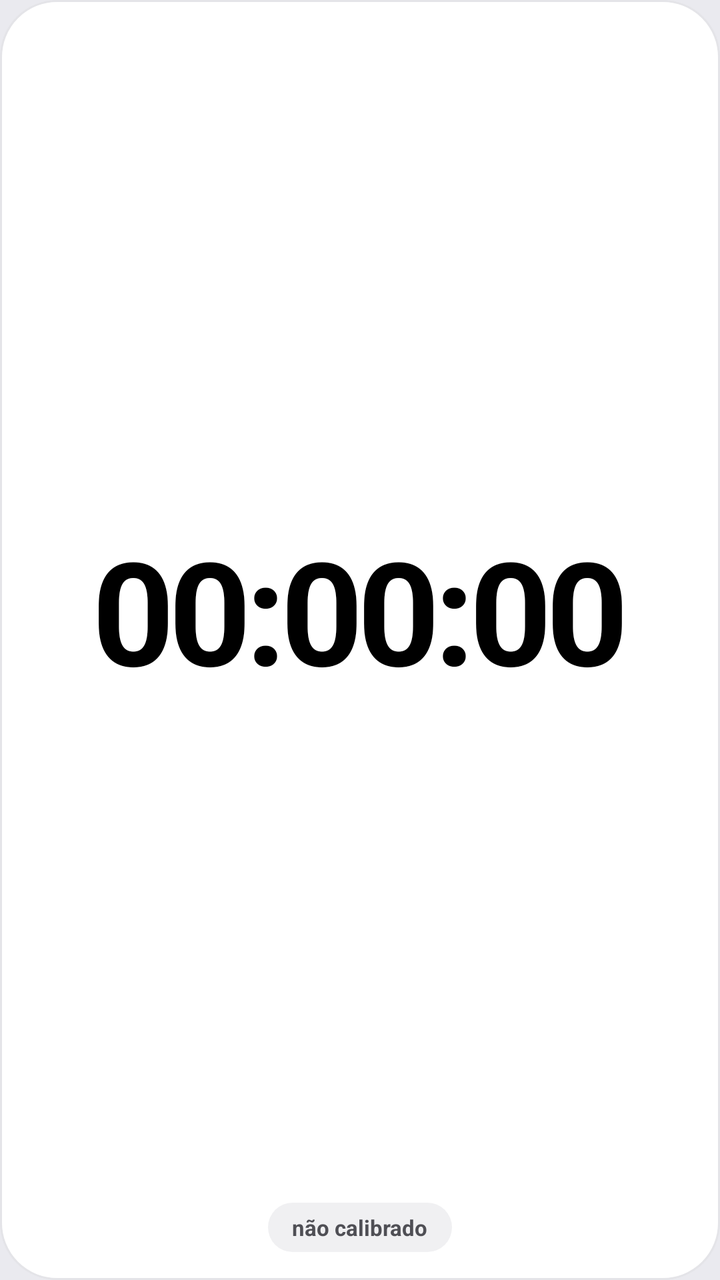
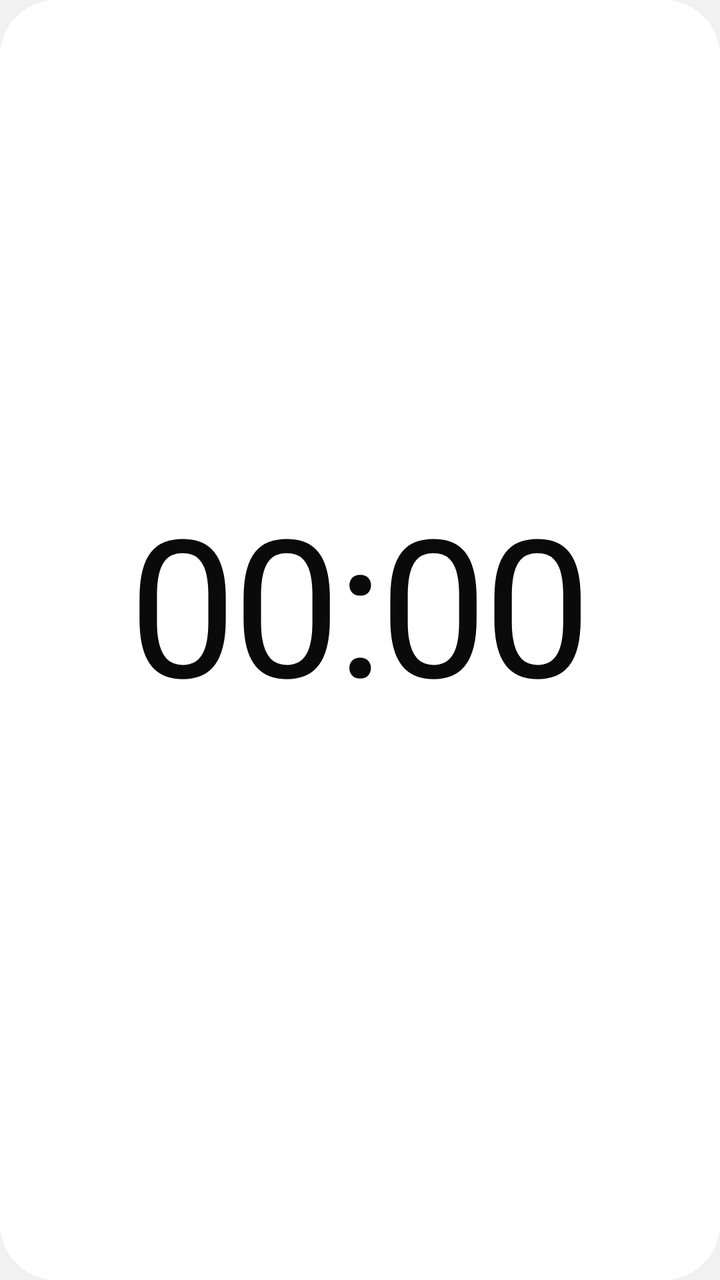

Two renders of the same Android screen: before a commit and after it. Below are the layout's source before the change and the commit's diff.
<!-- AndroidManifest.xml: application theme Theme.ClockSchool -->
<!-- res/layout/widget_clock.xml -->
<?xml version="1.0" encoding="utf-8"?>
<LinearLayout xmlns:android="http://schemas.android.com/apk/res/android"
    android:id="@+id/widgetRoot"
    android:layout_width="match_parent"
    android:layout_height="match_parent"
    android:background="@drawable/bg_widget_card"
    android:gravity="center"
    android:orientation="vertical"
    android:paddingStart="18dp"
    android:paddingEnd="18dp"
    android:paddingTop="14dp"
    android:paddingBottom="14dp">

    <TextClock
        android:id="@+id/widgetTime"
        android:layout_width="match_parent"
        android:layout_height="0dp"
        android:layout_weight="1"
        android:autoSizeMaxTextSize="72sp"
        android:autoSizeMinTextSize="22sp"
        android:autoSizeTextType="uniform"
        android:format12Hour="HH:mm:ss"
        android:format24Hour="HH:mm:ss"
        android:gravity="center"
        android:letterSpacing="-0.04"
        android:maxLines="1"
        android:textColor="@color/widget_text"
        android:textStyle="bold" />

    <TextView
        android:id="@+id/widgetSubtitle"
        android:layout_width="wrap_content"
        android:layout_height="wrap_content"
        android:layout_marginTop="6dp"
        android:background="@drawable/bg_widget_pill"
        android:paddingStart="12dp"
        android:paddingEnd="12dp"
        android:paddingTop="5dp"
        android:paddingBottom="5dp"
        android:text="não calibrado"
        android:textColor="@color/widget_pill_text"
        android:textSize="11sp"
        android:textStyle="bold" />

</LinearLayout>
<!-- resources referenced by this layout -->
<resources>
  <color name="widget_pill_text">#4F4F55</color>
  <color name="widget_text">#000000</color>
  <!-- drawable bg_widget_card (drawable) -->
  <?xml version="1.0" encoding="utf-8"?>
  <shape xmlns:android="http://schemas.android.com/apk/res/android">
      <solid android:color="@color/widget_card" />
      <corners android:radius="28dp" />
      <stroke android:width="1dp" android:color="@color/widget_stroke" />
  </shape>
  <!-- drawable bg_widget_pill (drawable) -->
  <?xml version="1.0" encoding="utf-8"?>
  <shape xmlns:android="http://schemas.android.com/apk/res/android">
      <solid android:color="@color/widget_pill_bg" />
      <corners android:radius="20dp" />
  </shape>
  <style name="Theme.ClockSchool" parent="Theme.MaterialComponents.DayNight.NoActionBar">
          <item name="colorPrimary">#4C63D2</item>
          <item name="colorPrimaryDark">#3A4EB0</item>
          <item name="colorAccent">#4C63D2</item>
          <item name="android:windowBackground">@color/screen_bg</item>
      </style>
  <color name="widget_card">#FFFFFF</color>
  <color name="widget_stroke">#E4E4E8</color>
  <color name="widget_pill_bg">#F0F0F2</color>
  <color name="screen_bg">#EAEAEF</color>
</resources>

<!-- the commit's change to res/layout/widget_clock.xml (unified diff, before → after) -->
@@ -1,45 +1,77 @@
 <?xml version="1.0" encoding="utf-8"?>
-<LinearLayout xmlns:android="http://schemas.android.com/apk/res/android"
-    android:id="@+id/widgetRoot"
+<FrameLayout xmlns:android="http://schemas.android.com/apk/res/android"
+    android:id="@android:id/background"
     android:layout_width="match_parent"
-    android:layout_height="match_parent"
-    android:background="@drawable/bg_widget_card"
-    android:gravity="center"
-    android:orientation="vertical"
-    android:paddingStart="18dp"
-    android:paddingEnd="18dp"
-    android:paddingTop="14dp"
-    android:paddingBottom="14dp">
+    android:layout_height="match_parent">
 
-    <TextClock
-        android:id="@+id/widgetTime"
+    <ImageView
+        android:id="@+id/widgetBg"
         android:layout_width="match_parent"
-        android:layout_height="0dp"
-        android:layout_weight="1"
-        android:autoSizeMaxTextSize="72sp"
-        android:autoSizeMinTextSize="22sp"
-        android:autoSizeTextType="uniform"
-        android:format12Hour="HH:mm:ss"
-        android:format24Hour="HH:mm:ss"
+        android:layout_height="match_parent"
+        android:importantForAccessibility="no"
+        android:scaleType="fitXY"
+        android:src="@drawable/widget_shape"
+        android:tint="@color/widget_card" />
+
+    <LinearLayout
+        android:layout_width="match_parent"
+        android:layout_height="match_parent"
         android:gravity="center"
-        android:letterSpacing="-0.04"
-        android:maxLines="1"
-        android:textColor="@color/widget_text"
-        android:textStyle="bold" />
+        android:orientation="vertical"
+        android:paddingStart="16dp"
+        android:paddingTop="12dp"
+        android:paddingEnd="16dp"
+        android:paddingBottom="14dp">
 
-    <TextView
-        android:id="@+id/widgetSubtitle"
-        android:layout_width="wrap_content"
-        android:layout_height="wrap_content"
-        android:layout_marginTop="6dp"
-        android:background="@drawable/bg_widget_pill"
-        android:paddingStart="12dp"
-        android:paddingEnd="12dp"
-        android:paddingTop="5dp"
-        android:paddingBottom="5dp"
-        android:text="não calibrado"
-        android:textColor="@color/widget_pill_text"
-        android:textSize="11sp"
-        android:textStyle="bold" />
+        <Chronometer
+            android:id="@+id/widgetTime"
+            android:layout_width="match_parent"
+            android:layout_height="0dp"
+            android:layout_weight="1"
+            android:autoSizeMaxTextSize="96sp"
+            android:autoSizeMinTextSize="16sp"
+            android:autoSizeStepGranularity="1sp"
+            android:autoSizeTextType="uniform"
+            android:fontFamily="sans-serif"
+            android:fontFeatureSettings="tnum"
+            android:gravity="center"
+            android:includeFontPadding="false"
+            android:letterSpacing="-0.02"
+            android:maxLines="1"
+            android:textColor="@color/widget_text" />
 
-</LinearLayout>
+        <FrameLayout
+            android:id="@+id/widgetLegend"
+            android:layout_width="wrap_content"
+            android:layout_height="wrap_content"
+            android:layout_marginTop="2dp">
+
+            <ImageView
+                android:id="@+id/widgetLegendBg"
+                android:layout_width="match_parent"
+                android:layout_height="match_parent"
+                android:alpha="0.1"
+                android:importantForAccessibility="no"
+                android:scaleType="fitXY"
+                android:src="@drawable/widget_pill_shape"
+                android:tint="@color/widget_text" />
+
+            <TextView
+                android:id="@+id/widgetLegendText"
+                android:layout_width="wrap_content"
+                android:layout_height="wrap_content"
+                android:fontFamily="sans-serif-medium"
+                android:includeFontPadding="false"
+                android:maxLines="1"
+                android:paddingStart="12dp"
+                android:paddingTop="5dp"
+                android:paddingEnd="12dp"
+                android:paddingBottom="5dp"
+                android:textColor="@color/widget_text"
+                android:textSize="12sp" />
+
+        </FrameLayout>
+
+    </LinearLayout>
+
+</FrameLayout>
<!-- resource entries referenced after the edit -->
@@ -1,29 +1,61 @@
 <!-- resources referenced by this layout -->
 <resources>
-  <color name="widget_pill_text">#4F4F55</color>
-  <color name="widget_text">#000000</color>
-  <!-- drawable bg_widget_card (drawable) -->
+  <color name="widget_card">#FFFFFF</color>
+  <color name="widget_text">#0A0A0A</color>
+  <!-- drawable widget_pill_shape (drawable) -->
   <?xml version="1.0" encoding="utf-8"?>
   <shape xmlns:android="http://schemas.android.com/apk/res/android">
-      <solid android:color="@color/widget_card" />
-      <corners android:radius="28dp" />
-      <stroke android:width="1dp" android:color="@color/widget_stroke" />
+      <solid android:color="#FFFFFFFF" />
+      <corners android:radius="100dp" />
   </shape>
-  <!-- drawable bg_widget_pill (drawable) -->
+  <!-- drawable widget_shape (drawable) -->
   <?xml version="1.0" encoding="utf-8"?>
   <shape xmlns:android="http://schemas.android.com/apk/res/android">
-      <solid android:color="@color/widget_pill_bg" />
-      <corners android:radius="20dp" />
+      <solid android:color="#FFFFFFFF" />
+      <corners android:radius="@dimen/widget_radius" />
   </shape>
-  <style name="Theme.ClockSchool" parent="Theme.MaterialComponents.DayNight.NoActionBar">
-          <item name="colorPrimary">#4C63D2</item>
-          <item name="colorPrimaryDark">#3A4EB0</item>
-          <item name="colorAccent">#4C63D2</item>
+  <style name="Theme.ClockSchool" parent="Theme.Material3.DayNight.NoActionBar">
+          <item name="colorPrimary">@color/accent</item>
+          <item name="colorOnPrimary">@color/on_accent</item>
+          <item name="colorPrimaryContainer">@color/accent_soft</item>
+          <item name="colorSecondary">@color/accent</item>
+          <item name="colorSurface">@color/surface</item>
+          <item name="colorOnSurface">@color/text_primary</item>
+          <item name="colorOnSurfaceVariant">@color/text_secondary</item>
+          <item name="colorOutline">@color/outline</item>
+          <item name="colorControlHighlight">@color/ripple</item>
+          <item name="android:colorBackground">@color/screen_bg</item>
           <item name="android:windowBackground">@color/screen_bg</item>
+          <item name="android:textColorPrimary">@color/text_primary</item>
+          <item name="android:textColorSecondary">@color/text_secondary</item>
+          <item name="android:textColorHint">@color/text_tertiary</item>
+          <item name="android:textCursorDrawable">@drawable/cursor_accent</item>
+          <item name="bottomSheetDialogTheme">@style/ThemeOverlay.ClockSchool.Sheet</item>
       </style>
-  <color name="widget_card">#FFFFFF</color>
-  <color name="widget_stroke">#E4E4E8</color>
-  <color name="widget_pill_bg">#F0F0F2</color>
-  <color name="screen_bg">#EAEAEF</color>
+  <dimen name="widget_radius">24dp</dimen>
+  <color name="accent">#E60023</color>
+  <color name="on_accent">#FFFFFF</color>
+  <color name="accent_soft">#FFE4E9</color>
+  <color name="surface">#FFFFFF</color>
+  <color name="text_primary">#0A0A0A</color>
+  <color name="text_secondary">#8A8A8F</color>
+  <color name="outline">#DEDEE1</color>
+  <color name="ripple">#14000000</color>
+  <color name="screen_bg">#F1F1F1</color>
+  <color name="text_tertiary">#BDBDC2</color>
+  <!-- drawable cursor_accent (drawable) -->
+  <?xml version="1.0" encoding="utf-8"?>
+  <shape xmlns:android="http://schemas.android.com/apk/res/android">
+      <solid android:color="@color/accent" />
+      <size android:width="2dp" />
+  </shape>
+  <style name="ThemeOverlay.ClockSchool.Sheet" parent="ThemeOverlay.Material3.BottomSheetDialog">
+          <item name="bottomSheetStyle">@style/Widget.ClockSchool.Sheet</item>
+          <item name="android:windowSoftInputMode">adjustResize</item>
+      </style>
+  <style name="Widget.ClockSchool.Sheet" parent="Widget.Material3.BottomSheet.Modal">
+          <item name="backgroundTint">@android:color/transparent</item>
+          <item name="shapeAppearance">@null</item>
+      </style>
 </resources>
 
